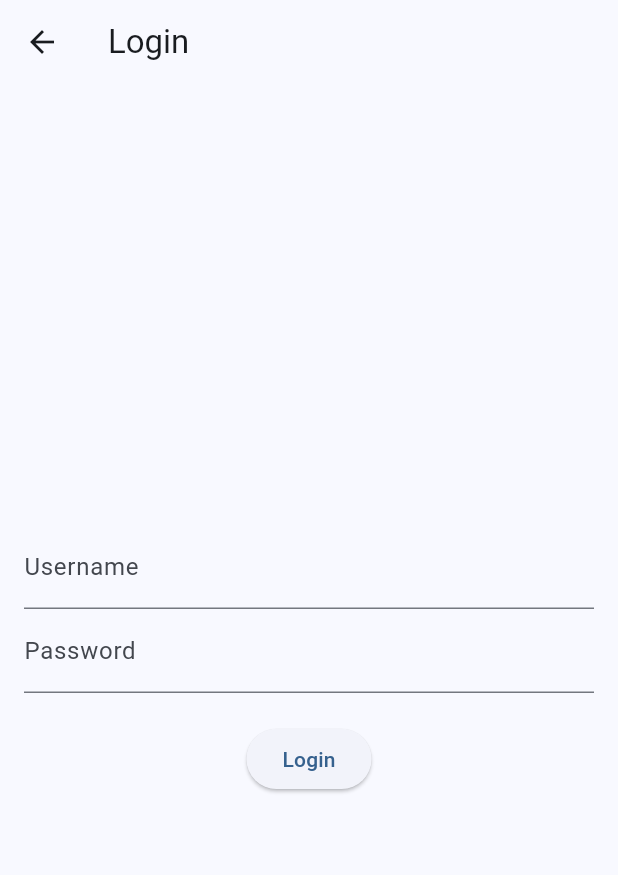
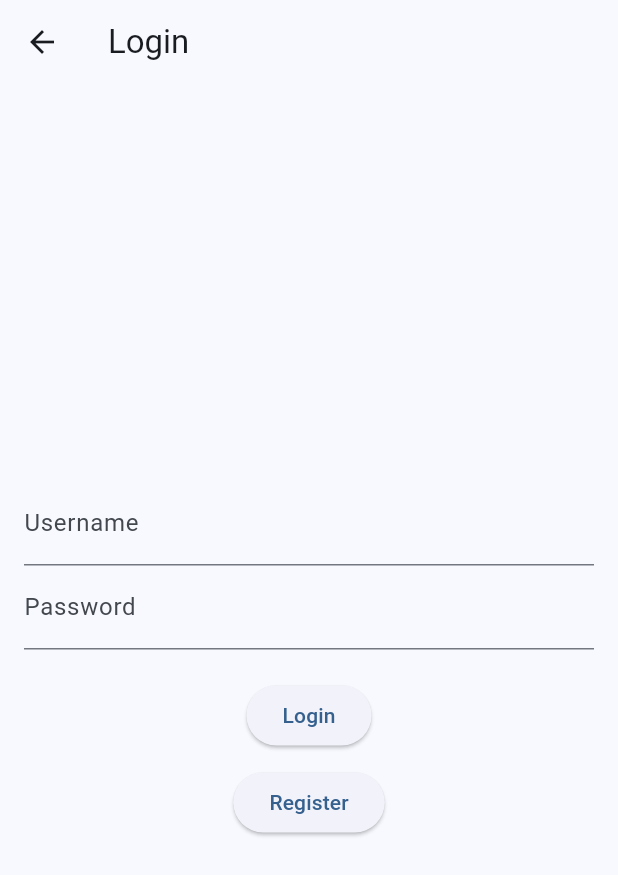
Before and after one commit to yihong1120/traffic_report_front_flutter, a Flutter app: the LoginPage screen opened by its route, on a phone screen of 412 x 824 dp. Shown: the top 875 px of the screen. Run offline on Flutter 3.47's test engine with Material 3 defaults, Android fonts, the phone set to English and light mode, and no system bars; our stand-ins replace flutter_dotenv, google_maps_flutter, image_picker, logger.

Commit message:
Add register button

```diff
--- a/lib/screens/accounts/login.dart
+++ b/lib/screens/accounts/login.dart
@@ -44,6 +44,11 @@ class _LoginPageState extends State<LoginPage> {
     }
   }
 
+  void _register() {
+    // 導航到註冊頁面
+    Navigator.pushNamed(context, '/register');
+  }
+
   @override
   Widget build(BuildContext context) {
     return Scaffold(
@@ -86,6 +91,11 @@ class _LoginPageState extends State<LoginPage> {
                         onPressed: _login,
                         child: const Text('Login'),
                       ),
+                      const SizedBox(height: 10),
+                      ElevatedButton(
+                        onPressed: _register,
+                        child: const Text('Register'),
+                      ),
                     ],
                   ),
                 ),
```
